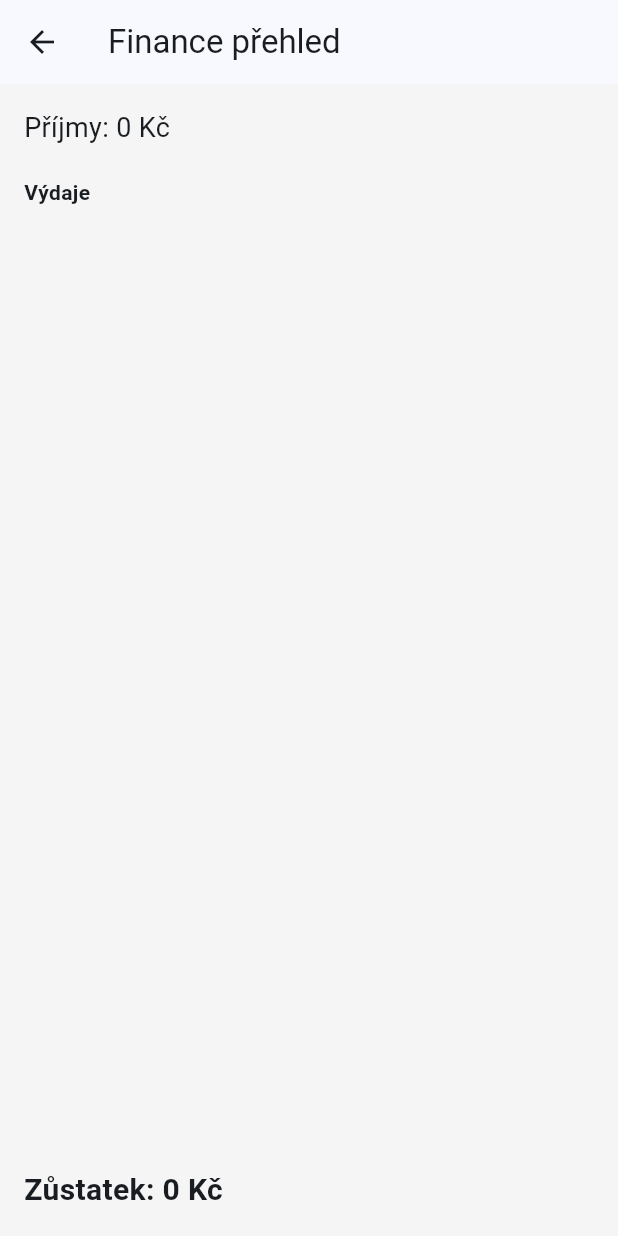
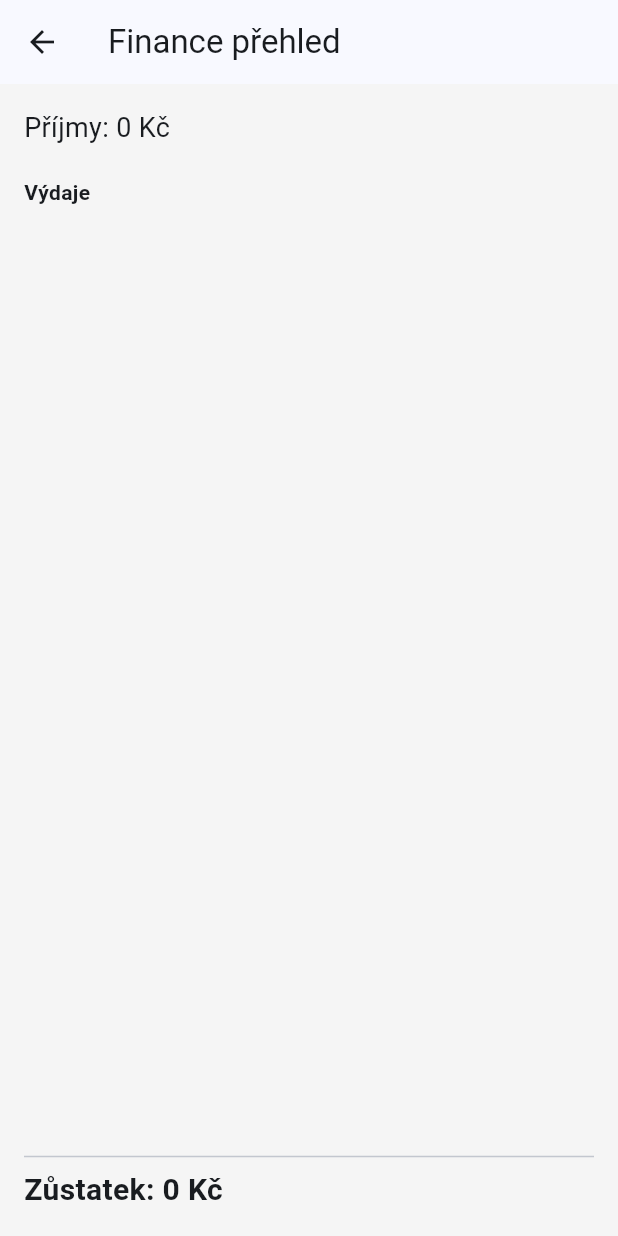
Before and after one commit to hhhanah97-hub/nyora, a Flutter app: the FinanceOverviewScreen screen opened directly with empty values, on a phone screen of 412 x 824 dp. Run offline on Flutter 3.47's test engine with Material 3 defaults, Android fonts, the phone set to English and light mode, and no system bars; our stand-ins replace flutter_colorpicker; missing offline and left inert: dart:html, universal_html.

Commit message:
finance overview fix

```diff
--- a/lib/screens/finance_overview_screen.dart
+++ b/lib/screens/finance_overview_screen.dart
@@ -28,31 +28,37 @@ class FinanceOverviewScreen extends StatelessWidget {
     return Scaffold(
       appBar: AppBar(title: Text("Finance přehled")),
       body: Padding(
-        padding: EdgeInsets.all(16),
+        padding: const EdgeInsets.all(16),
         child: Column(
           crossAxisAlignment: CrossAxisAlignment.start,
           children: [
             Text(
               "Příjmy: ${income.toStringAsFixed(0)} Kč",
-              style: TextStyle(fontSize: 18),
+              style: const TextStyle(fontSize: 18),
             ),
 
-            SizedBox(height: 20),
+            const SizedBox(height: 20),
 
-            Text("Výdaje", style: TextStyle(fontWeight: FontWeight.bold)),
+            const Text("Výdaje", style: TextStyle(fontWeight: FontWeight.bold)),
 
-            ...expenses.entries.map((e) {
-              return ListTile(
-                title: Text(e.key),
-                trailing: Text("${e.value.toStringAsFixed(0)} Kč"),
-              );
-            }),
+            const SizedBox(height: 10),
 
-            Spacer(),
+            Expanded(
+              child: ListView(
+                children: expenses.entries.map((e) {
+                  return ListTile(
+                    title: Text(e.key),
+                    trailing: Text("${e.value.toStringAsFixed(0)} Kč"),
+                  );
+                }).toList(),
+              ),
+            ),
+
+            const Divider(),
 
             Text(
               "Zůstatek: ${store.getBalance().toStringAsFixed(0)} Kč",
-              style: TextStyle(fontSize: 20, fontWeight: FontWeight.bold),
+              style: const TextStyle(fontSize: 20, fontWeight: FontWeight.bold),
             ),
           ],
         ),
--- a/lib/screens/home_screen.dart
+++ b/lib/screens/home_screen.dart
@@ -212,13 +212,13 @@ class _HomeScreenState extends State<HomeScreen> {
               },
             ),
             ListTile(
-              leading: Icon(Icons.attach_money),
-              title: Text("Finance"),
+              leading: const Icon(Icons.attach_money),
+              title: const Text("Finance"),
               onTap: () {
                 Navigator.push(
                   context,
                   MaterialPageRoute(
-                    builder: (_) => FinanceOverviewScreen(store: store),
+                    builder: (_) => FinanceOverviewScreen(store: widget.store),
                   ),
                 );
               },
--- a/lib/store/store.dart
+++ b/lib/store/store.dart
@@ -3,6 +3,7 @@ import '../models/event.dart';
 import 'dart:convert';
 import '../models/event_category.dart';
 import '../models/finance.dart';
+import '../screens/finance_overview_screen.dart';
 // ignore: avoid_web_libraries_in_flutter
 import 'dart:html' as html;
 
```
